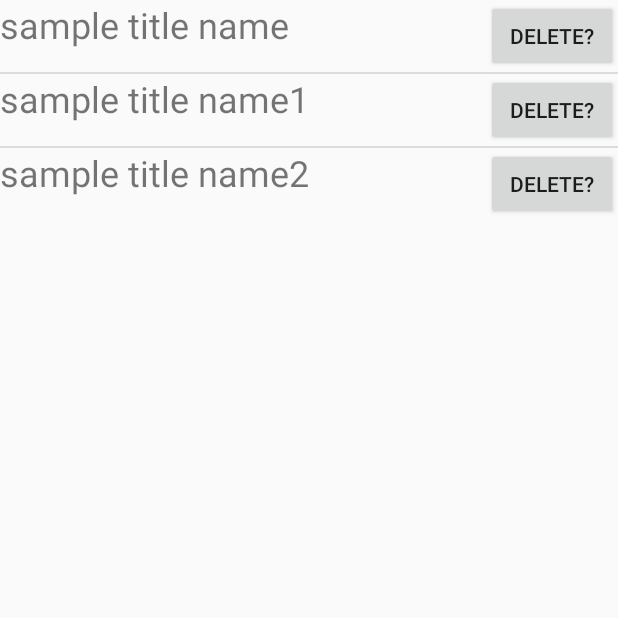
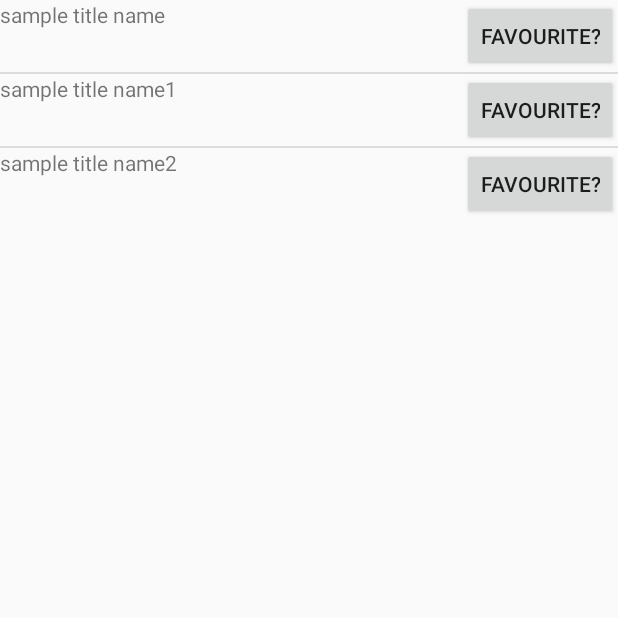
Before and after one commit to CarmenLuong/FinalProject, an Android app: the DeezerListView screen opened directly, with no data from a screen before it, on a phone screen of 412 x 824 dp, the top half of it. Run offline under Robolectric (Android 15) with nearby library versions, the light colour scheme and no system bars.

Commit message:
updated favourite button text

```diff
--- a/app/src/main/java/com/example/finalproject/DeezerSearchedArtist.java
+++ b/app/src/main/java/com/example/finalproject/DeezerSearchedArtist.java
@@ -96,7 +96,7 @@ public class DeezerSearchedArtist extends AppCompatActivity {
     }
 
     /**
-     * secondQuery is intended to use the url and title passed from the DeezerActivity class to collect the remaining information to present the user
+     * DeezerQuery is intended to search the api and collect information releveant to the users search
      */
 
     private class DeezerQuery extends AsyncTask<String, Integer, String>{
@@ -191,7 +191,7 @@ public class DeezerSearchedArtist extends AppCompatActivity {
 
                             } catch (Exception e){
                                 e.printStackTrace();
-                                Log.e("DeezerActivity", "I fucked up");
+                                Log.e("DeezerActivity", "fallen into exception in DeezerSearchedArtist AsyncTask");
                             }
 //                            String imageFileName = albumCoverUrl;
 //                            try{
--- a/app/src/main/res/layout/deezer_text_list_load.xml
+++ b/app/src/main/res/layout/deezer_text_list_load.xml
@@ -8,15 +8,14 @@
         android:layout_width="wrap_content"
         android:layout_height="wrap_content"
         android:layout_alignParentTop="true"
-        android:gravity="center"
-        android:textSize="24dp"
+
         />
 
     <Button
         android:id="@+id/testButton"
         android:layout_width="wrap_content"
         android:layout_height="wrap_content"
-        android:text="@string/deezerDeleteButton"
+        android:text="@string/deezerFavouriteButton"
         android:layout_alignParentRight="true"
         />
 
--- a/app/src/main/res/values/strings.xml
+++ b/app/src/main/res/values/strings.xml
@@ -49,4 +49,5 @@
     <string name="albumCoverImageView">Cover Art:</string>
     <string name="deezerDeleteButton">Delete?</string>
     <string name="deezerSaveButton">Clear</string>
+    <string name="deezerFavouriteButton">Favourite?</string>
 </resources>
```
Also changed, not shown: app/src/main/java/com/example/finalproject/DeezerActivity.java (+10 -10 lines), 1 other file.
